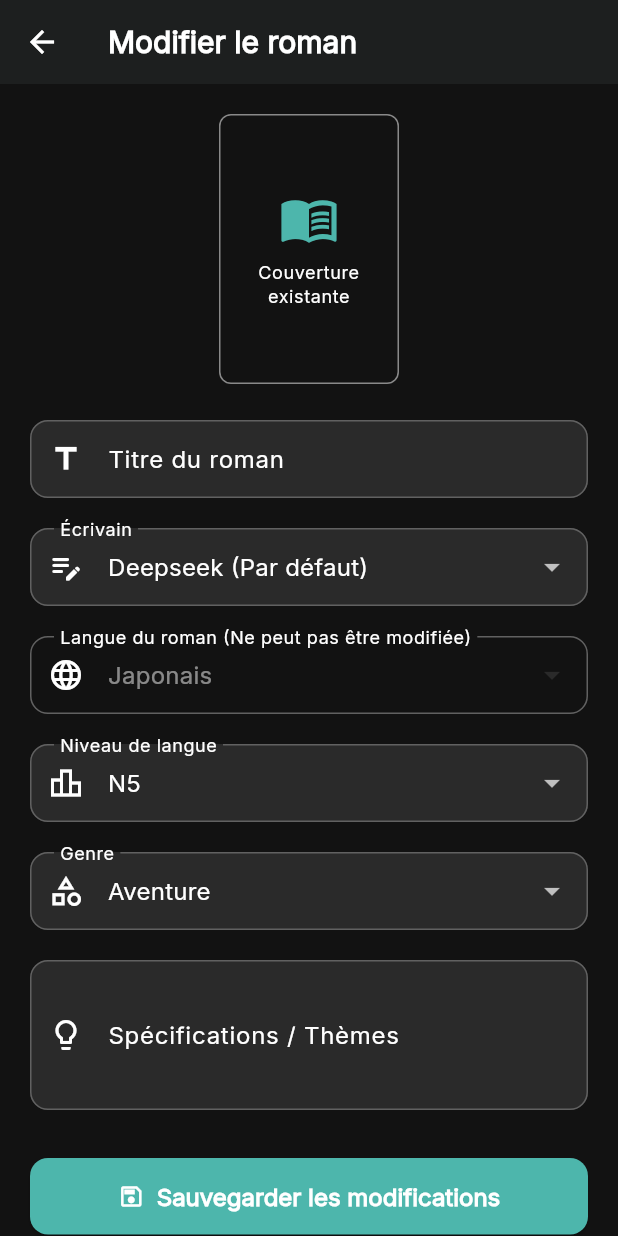
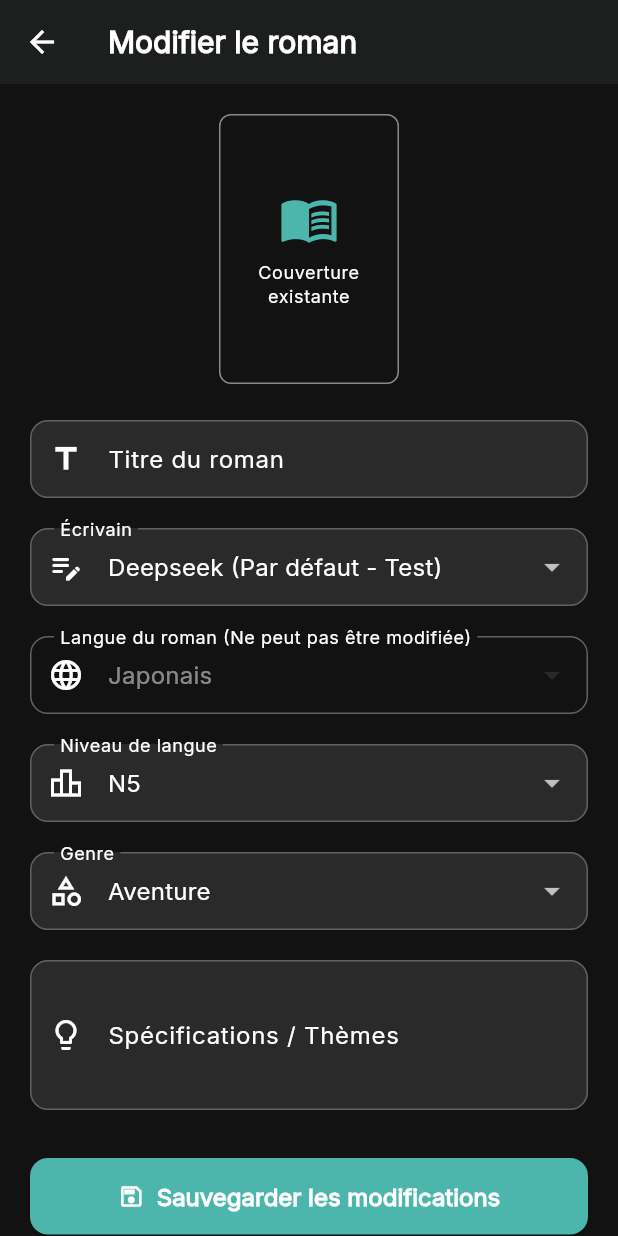
Before and after one commit to NihonQuest13/nihon-quest-frontend, a Flutter app: the EditNovelPage screen opened directly with empty values, on a phone screen of 412 x 824 dp. Run offline on Flutter 3.47's test engine with Material 3 defaults, Android fonts, the phone set to English and light mode, and no system bars; our stand-ins replace cached_network_image, file_picker, flutter_riverpod, shared_preferences, supabase_flutter; missing offline and left inert: excel; accounts and stored records are empty.

Commit message:
models config

```diff
--- /dev/null
+++ b/lib/config.dart
@@ -0,0 +1,18 @@
+// lib/config.dart
+
+/// L'ID du modèle d'IA par défaut utilisé pour la génération de chapitres.
+const String kDefaultModelId = 'deepseek/deepseek-r1-0528:free';
+
+/// La liste centralisée des "écrivains" (modèles IA) disponibles pour la sélection.
+/// Modifiez cette map pour ajouter ou changer les modèles dans toute l'application.
+final Map<String, Map<String, String>> kWritersMap = {
+  'deepseek/deepseek-r1-0528:free': {
+    'name': 'Deepseek (Par défaut - Test)',
+    'description': 'Rapide, cohérent et excellent pour la narration. (Recommandé)',
+  },
+  // Exemple si vous vouliez en ajouter un autre :
+  // 'mistralai/mistral-7b-instruct:free': {
+  //   'name': 'Mistral 7B',
+  //   'description': 'Un modèle 7B rapide et populaire, alternative gratuite.',
+  // },
+};
--- a/lib/create_novel_page.dart
+++ b/lib/create_novel_page.dart
@@ -3,16 +3,9 @@ import 'package:flutter/material.dart';
 import 'package:flutter_riverpod/flutter_riverpod.dart';
 
 import 'models.dart';
+import 'config.dart'; // ✅ AJOUT DE L'IMPORT
 
-// --- Default model and writers list, consistent with the rest of the app ---
-const String _defaultModelId = 'deepseek/deepseek-r1-0528:free';
-
-final Map<String, Map<String, String>> _writers = {
-  'deepseek/deepseek-r1-0528:free': {
-    'name': 'Deepseek (Par défaut)',
-    'description': 'Rapide, cohérent et excellent pour la narration. (Recommandé)',
-  },
-};
+// --- Les constantes locales sont SUPPRIMÉES ---
 
 // --- THIS IS THE NEW, CORRECT WIDGET ---
 class CreateNovelPage extends ConsumerStatefulWidget {
@@ -31,7 +24,7 @@ class CreateNovelPageState extends ConsumerState<CreateNovelPage> {
   String _selectedLanguage = 'Japonais';
   late String _selectedLevel;
   String _selectedGenre = 'Fantasy';
-  String _selectedModelId = _defaultModelId;
+  String _selectedModelId = kDefaultModelId; // ✅ MODIFIÉ
 
   final Map<String, List<String>> _languageLevels = {
     'Anglais': ['A1 (Beginner)', 'A2 (Elementary)', 'B1 (Intermediate)', 'B2 (Advanced)', 'C1 (Proficient)', 'C2 (Mastery)', 'Native'],
@@ -114,7 +107,7 @@ class CreateNovelPageState extends ConsumerState<CreateNovelPage> {
                 labelText: 'Écrivain',
                 prefixIcon: Icon(Icons.edit_note_rounded),
               ),
-              items: _writers.entries.map((entry) {
+              items: kWritersMap.entries.map((entry) { // ✅ MODIFIÉ
                 return DropdownMenuItem<String>(
                   value: entry.key,
                   child: Column(
@@ -136,7 +129,7 @@ class CreateNovelPageState extends ConsumerState<CreateNovelPage> {
                 );
               }).toList(),
               selectedItemBuilder: (BuildContext context) {
-                return _writers.values.map<Widget>((item) {
+                return kWritersMap.values.map<Widget>((item) { // ✅ MODIFIÉ
                   return Align(
                     alignment: Alignment.centerLeft,
                     child: Text(item['name']!, overflow: TextOverflow.ellipsis),
--- a/lib/edit_novel_page.dart
+++ b/lib/edit_novel_page.dart
@@ -5,18 +5,9 @@ import 'package:flutter_riverpod/flutter_riverpod.dart';
 
 import 'models.dart';
 import 'providers.dart';
+import 'config.dart'; // ✅ AJOUT DE L'IMPORT
 
-// --- LE MODÈLE PAR DÉFAUT EST MAINTENANT MISTRAL (Copie de create_novel_page.dart) ---
-const String _defaultModelId = 'deepseek/deepseek-r1-0528:free';
-
-// --- LA LISTE DES ÉCRIVAINS EST MISE À JOUR POUR CORRESPONDRE (Copie de create_novel_page.dart) ---
-final Map<String, Map<String, String>> _writers = {
-  'deepseek/deepseek-r1-0528:free': {
-    'name': 'Deepseek (Par défaut)',
-    'description': 'Rapide, cohérent et excellent pour la narration. (Recommandé)',
-  },
-};
-
+// --- Les constantes locales sont SUPPRIMÉES ---
 
 class EditNovelPage extends ConsumerStatefulWidget {
   final Novel novel;
@@ -73,7 +64,7 @@ class EditNovelPageState extends ConsumerState<EditNovelPage> {
     _selectedGenre = _genres.contains(novel.genre) ? novel.genre : _genres.first;
 
     // On utilise le modelId existant ou le par défaut
-    _selectedModelId = _writers.keys.contains(novel.modelId) ? novel.modelId! : _defaultModelId;
+    _selectedModelId = kWritersMap.keys.contains(novel.modelId) ? novel.modelId! : kDefaultModelId; // ✅ MODIFIÉ
   }
 
   @override
@@ -186,7 +177,7 @@ class EditNovelPageState extends ConsumerState<EditNovelPage> {
                 labelText: 'Écrivain',
                 prefixIcon: Icon(Icons.edit_note_rounded),
               ),
-              items: _writers.entries.map((entry) {
+              items: kWritersMap.entries.map((entry) { // ✅ MODIFIÉ
                 return DropdownMenuItem<String>(
                   value: entry.key,
                   child: Column(
@@ -208,7 +199,7 @@ class EditNovelPageState extends ConsumerState<EditNovelPage> {
                 );
               }).toList(),
               selectedItemBuilder: (BuildContext context) {
-                return _writers.values.map<Widget>((item) {
+                return kWritersMap.values.map<Widget>((item) { // ✅ MODIFIÉ
                   return Align(
                     alignment: Alignment.centerLeft,
                     child: Text(
```
Also changed, not shown: 3 other files.
